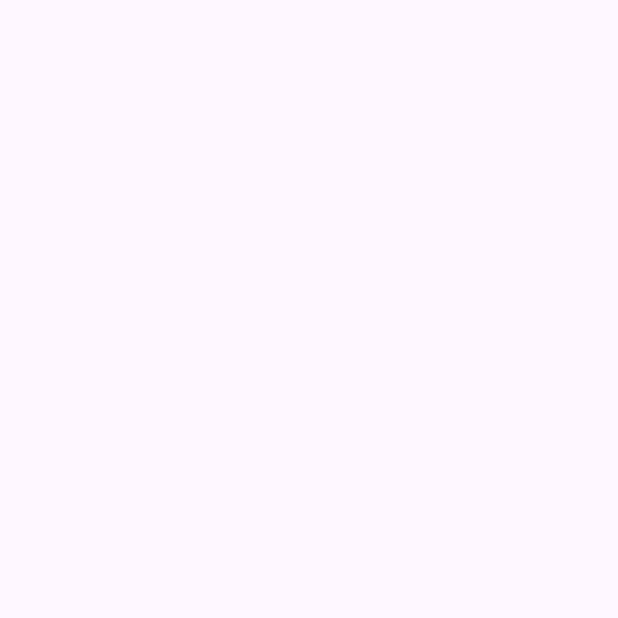
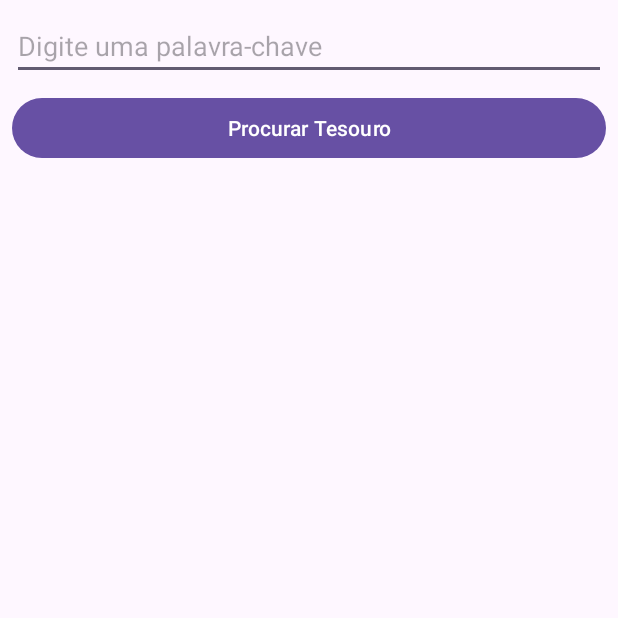
Before and after one commit to paulosalvatore/OceanJornadaAndroidMar2024, an Android app: the screen it shows after launch (MainActivity), on a phone screen of 412 x 824 dp, the top half of it. Before the commit the part shown is empty. Run offline under Robolectric (Android 15) with nearby library versions, the phone set to English and light mode, and no system bars.

Commit message:
Item 1 resolvido: criação do layout da `MainActivity`

```diff
--- a/app/src/main/res/layout/activity_main.xml
+++ b/app/src/main/res/layout/activity_main.xml
@@ -6,4 +6,33 @@
     android:layout_height="match_parent"
     tools:context=".MainActivity">
 
+    <EditText
+        android:id="@+id/etPalavraChave"
+        android:layout_width="0dp"
+        android:layout_height="wrap_content"
+        android:layout_marginStart="8dp"
+        android:layout_marginLeft="8dp"
+        android:layout_marginTop="8dp"
+        android:layout_marginEnd="8dp"
+        android:layout_marginRight="8dp"
+        android:ems="10"
+        android:hint="Digite uma palavra-chave"
+        android:inputType="text"
+        app:layout_constraintEnd_toEndOf="parent"
+        app:layout_constraintStart_toStartOf="parent"
+        app:layout_constraintTop_toTopOf="parent" />
+
+    <Button
+        android:id="@+id/btProcurarTesouro"
+        android:layout_width="0dp"
+        android:layout_height="wrap_content"
+        android:layout_marginStart="8dp"
+        android:layout_marginLeft="8dp"
+        android:layout_marginTop="8dp"
+        android:layout_marginEnd="8dp"
+        android:layout_marginRight="8dp"
+        android:text="Procurar Tesouro"
+        app:layout_constraintEnd_toEndOf="parent"
+        app:layout_constraintStart_toStartOf="parent"
+        app:layout_constraintTop_toBottomOf="@+id/etPalavraChave" />
 </androidx.constraintlayout.widget.ConstraintLayout>
```
